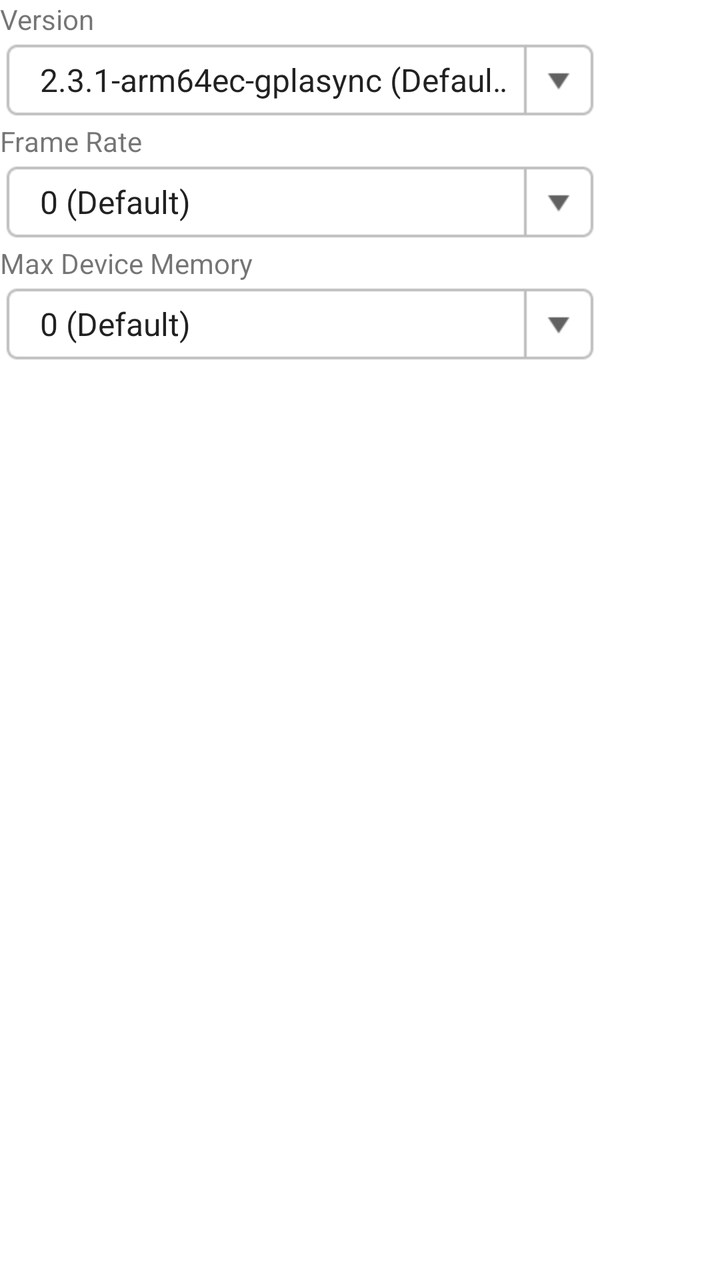
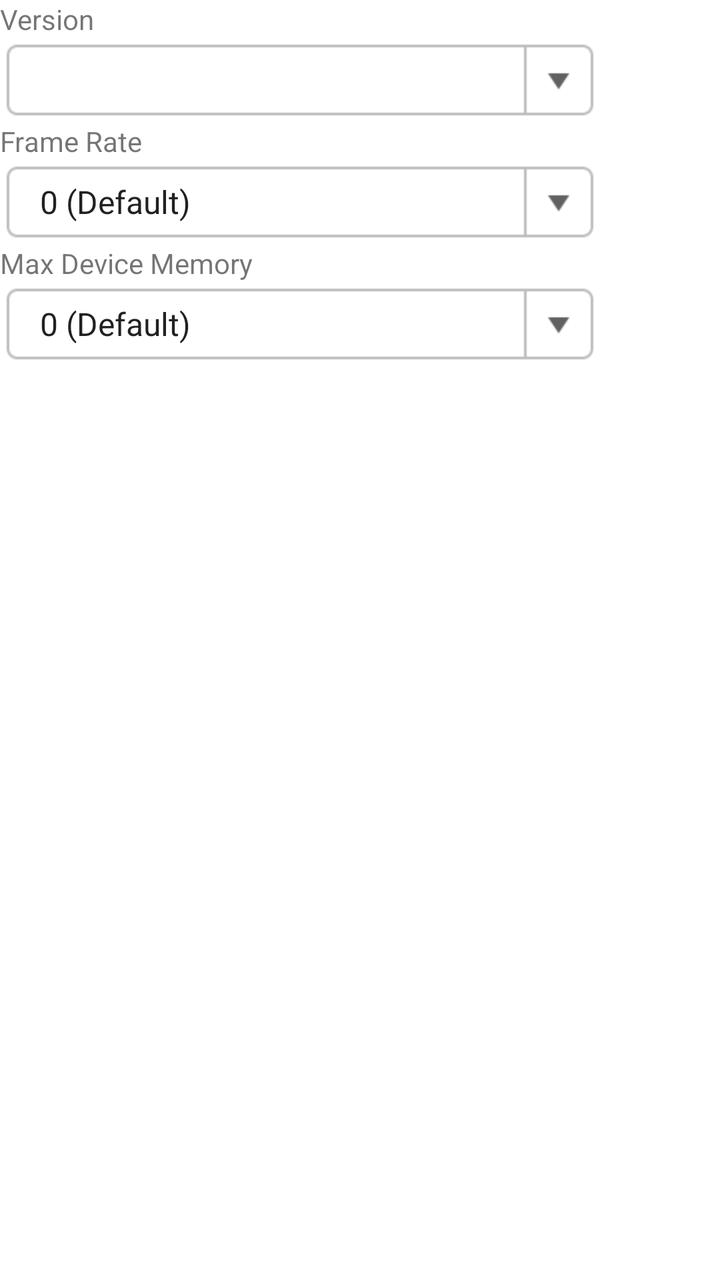

Before-and-after screenshots of an Android layout around one commit, followed by the original layout XML and the change that was made.
<!-- AndroidManifest.xml: fallback theme Theme.MaterialComponents.DayNight.NoActionBar -->
<!-- res/layout/dxvk_config_dialog.xml -->
<?xml version="1.0" encoding="utf-8"?>
<ScrollView xmlns:android="http://schemas.android.com/apk/res/android"
    android:layout_width="wrap_content"
    android:layout_height="200dp">

    <LinearLayout
        android:layout_width="300dp"
        android:layout_height="wrap_content"
        android:orientation="vertical">

        <TextView
            android:layout_width="wrap_content"
            android:layout_height="wrap_content"
            android:text="@string/version" />

        <Spinner
            style="@style/ComboBox"
            android:layout_width="match_parent"
            android:id="@+id/SVersion"
            android:entries="@array/dxvk_version_entries" />

        <TextView
            android:layout_width="wrap_content"
            android:layout_height="wrap_content"
            android:text="@string/frame_rate" />

        <Spinner
            style="@style/ComboBox"
            android:layout_width="match_parent"
            android:id="@+id/SFramerate"
            android:entries="@array/dxvk_framerate_entries" />

        <TextView
            android:layout_width="wrap_content"
            android:layout_height="wrap_content"
            android:text="@string/max_device_memory" />

        <Spinner
            style="@style/ComboBox"
            android:layout_width="match_parent"
            android:id="@+id/SMaxDeviceMemory"
            android:entries="@array/dxvk_max_device_memory_entries" />
    </LinearLayout>
</ScrollView>
<!-- resources referenced by this layout -->
<resources>
  <string-array name="dxvk_framerate_entries">
          <item>0 (Default)</item>
          <item>30</item>
          <item>60</item>
          <item>120</item>
      </string-array>
  <string-array name="dxvk_max_device_memory_entries">
          <item>0 (Default)</item>
          <item>512 MB</item>
          <item>1024 MB</item>
          <item>2048 MB</item>
          <item>4096 MB</item>
      </string-array>
  <string-array name="dxvk_version_entries">
          <item>2.3.1-arm64ec-gplasync (Default)</item>
          <item>2.3.1</item>
      </string-array>
  <string name="frame_rate">Frame Rate</string>
  <string name="max_device_memory">Max Device Memory</string>
  <string name="version">Version</string>
  <style name="ComboBox">
          <item name="android:layout_width">192dp</item>
          <item name="android:layout_height">42dp</item>
          <item name="android:focusable">true</item>
          <item name="android:clickable">true</item>
          <item name="android:textSize">16sp</item>
          <item name="android:gravity">left|center_vertical</item>
          <item name="android:paddingLeft">12dp</item>
          <item name="android:paddingRight">36dp</item>
          <item name="android:paddingTop">0dp</item>
          <item name="android:paddingBottom">0dp</item>
          <item name="android:maxLines">1</item>
          <item name="android:ellipsize">end</item>
          <item name="android:spinnerMode">dropdown</item>
          <item name="android:background">@drawable/combo_box</item>
          <item name="android:popupBackground">@drawable/content_dialog_background</item>
      </style>
  <!-- drawable combo_box (drawable) -->
  <?xml version="1.0" encoding="utf-8"?>
  <selector xmlns:android="http://schemas.android.com/apk/res/android" >
      <item android:state_pressed="true" android:drawable="@drawable/combo_box_pressed" />
      <item android:state_focused="true" android:drawable="@drawable/combo_box_normal" />
      <item android:drawable="@drawable/combo_box_normal" />
  </selector>
  <!-- drawable content_dialog_background: png bitmap (drawable-hdpi, 1517 bytes) -->
  <!-- drawable combo_box_pressed: png bitmap (drawable-hdpi, 1650 bytes) -->
  <!-- drawable combo_box_normal: png bitmap (drawable-hdpi, 1652 bytes) -->
</resources>

<!-- the commit's change to res/layout/dxvk_config_dialog.xml (unified diff, before → after) -->
@@ -16,8 +16,7 @@
         <Spinner
             style="@style/ComboBox"
             android:layout_width="match_parent"
-            android:id="@+id/SVersion"
-            android:entries="@array/dxvk_version_entries" />
+            android:id="@+id/SVersion" />
 
         <TextView
             android:layout_width="wrap_content"
<!-- resource entries referenced after the edit -->
@@ -12,10 +12,6 @@
           <item>1024 MB</item>
           <item>2048 MB</item>
           <item>4096 MB</item>
-      </string-array>
-  <string-array name="dxvk_version_entries">
-          <item>2.3.1-arm64ec-gplasync (Default)</item>
-          <item>2.3.1</item>
       </string-array>
   <string name="frame_rate">Frame Rate</string>
   <string name="max_device_memory">Max Device Memory</string>
